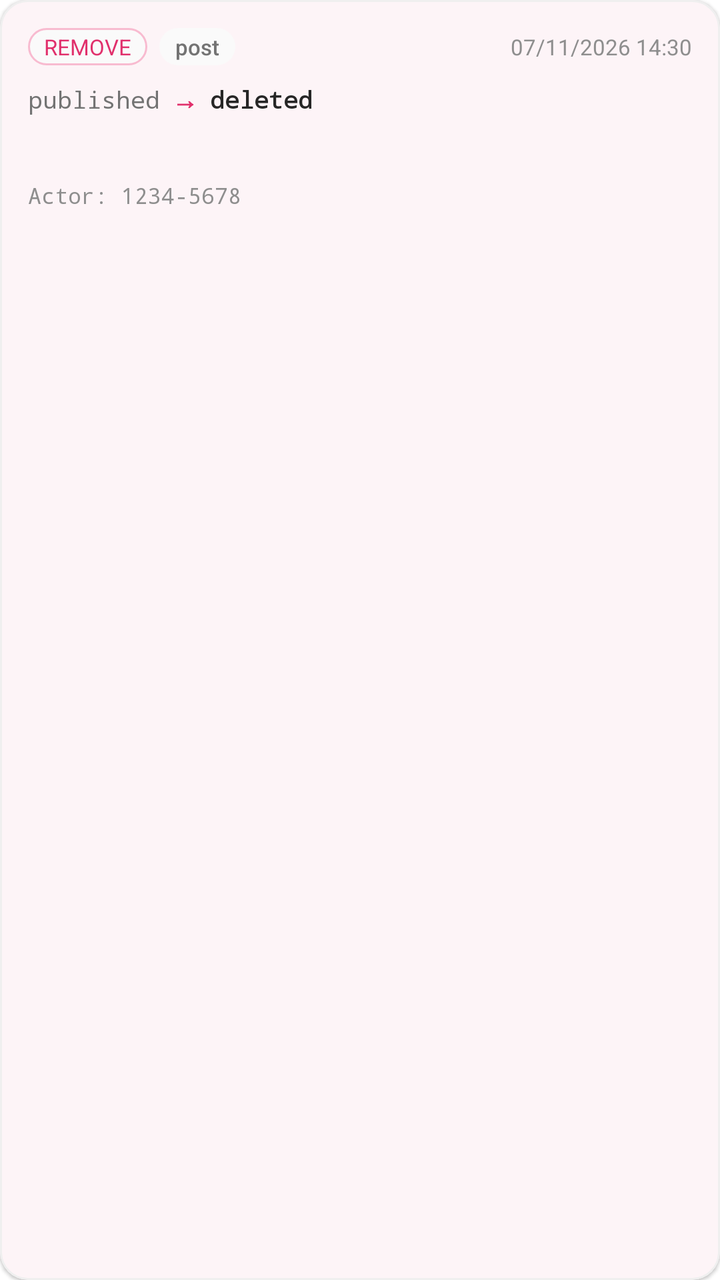
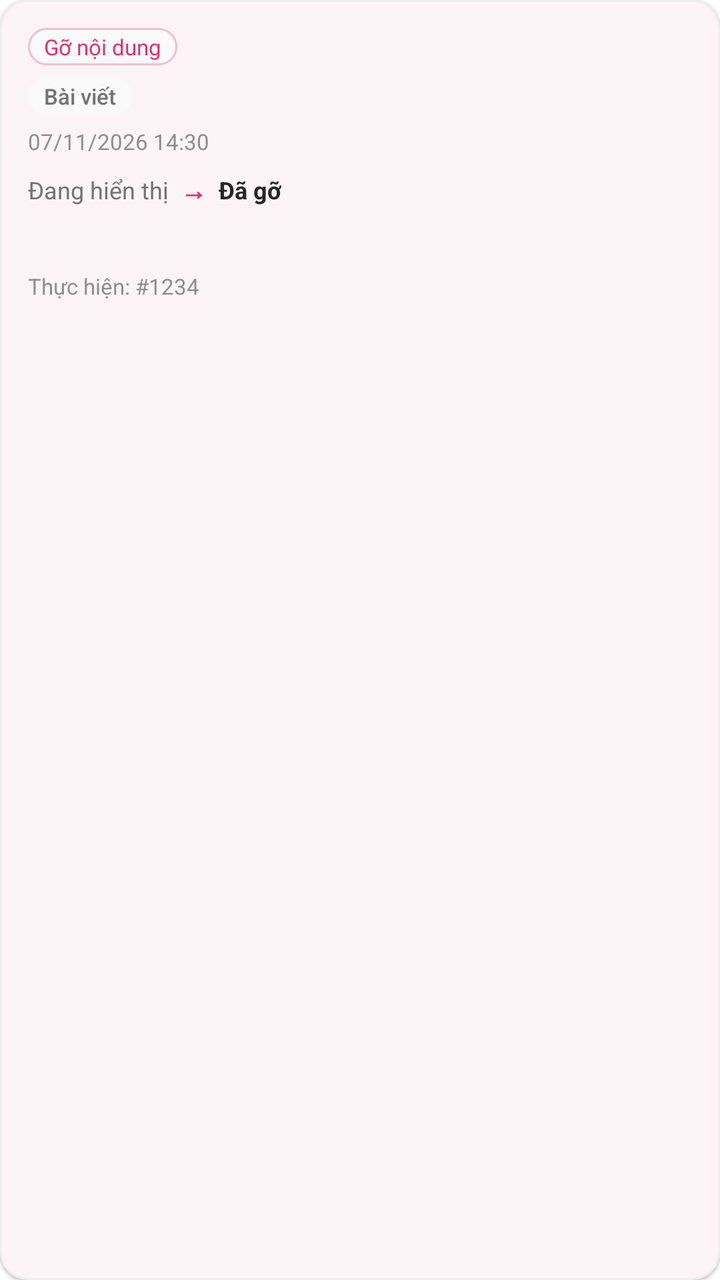

Compare the two renders of this Android layout. The source of the first and the diff that turns it into the second are given below.
<!-- AndroidManifest.xml: application theme Theme.MeetoMXH -->
<!-- res/layout/item_admin_audit.xml -->
<?xml version="1.0" encoding="utf-8"?>
<com.google.android.material.card.MaterialCardView xmlns:android="http://schemas.android.com/apk/res/android"
    xmlns:app="http://schemas.android.com/apk/res-auto"
    style="@style/Widget.Meeto.Card"
    android:layout_width="match_parent"
    android:layout_height="wrap_content"
    android:layout_marginBottom="10dp"
    app:cardCornerRadius="14dp"
    app:strokeColor="@color/divider_color"
    app:strokeWidth="1dp">

    <LinearLayout
        android:layout_width="match_parent"
        android:layout_height="wrap_content"
        android:orientation="vertical"
        android:padding="14dp">

        <LinearLayout
            android:layout_width="match_parent"
            android:layout_height="wrap_content"
            android:gravity="center_vertical"
            android:orientation="horizontal">

            <TextView
                android:id="@+id/tvAuditOperation"
                android:layout_width="wrap_content"
                android:layout_height="wrap_content"
                android:background="@drawable/bg_badge_admin"
                android:fontFamily="sans-serif-bold"
                android:text="REMOVE"
                android:textColor="@color/brand_blue"
                android:textSize="11sp" />

            <TextView
                android:id="@+id/tvAuditSubject"
                android:layout_width="wrap_content"
                android:layout_height="wrap_content"
                android:layout_marginStart="6dp"
                android:background="@drawable/bg_badge_member"
                android:fontFamily="sans-serif-medium"
                android:text="post"
                android:textColor="@color/text_secondary"
                android:textSize="11sp" />

            <View
                android:layout_width="0dp"
                android:layout_height="1dp"
                android:layout_weight="1" />

            <TextView
                android:id="@+id/tvAuditTime"
                android:layout_width="wrap_content"
                android:layout_height="wrap_content"
                android:text="07/11/2026 14:30"
                android:textColor="@color/text_tertiary"
                android:textSize="11sp" />

        </LinearLayout>

        
        <LinearLayout
            android:id="@+id/layoutAuditTransition"
            android:layout_width="match_parent"
            android:layout_height="wrap_content"
            android:layout_marginTop="8dp"
            android:gravity="center_vertical"
            android:orientation="horizontal">

            <TextView
                android:id="@+id/tvAuditOldState"
                android:layout_width="wrap_content"
                android:layout_height="wrap_content"
                android:fontFamily="monospace"
                android:text="published"
                android:textColor="@color/text_secondary"
                android:textSize="12sp" />

            <TextView
                android:layout_width="wrap_content"
                android:layout_height="wrap_content"
                android:layout_marginHorizontal="6dp"
                android:text="→"
                android:textColor="@color/brand_blue"
                android:textSize="13sp"
                android:textStyle="bold" />

            <TextView
                android:id="@+id/tvAuditNewState"
                android:layout_width="wrap_content"
                android:layout_height="wrap_content"
                android:fontFamily="monospace"
                android:text="deleted"
                android:textColor="@color/text_primary"
                android:textSize="12sp"
                android:textStyle="bold" />

        </LinearLayout>

        
        <TextView
            android:id="@+id/tvAuditReason"
            android:layout_width="match_parent"
            android:layout_height="wrap_content"
            android:layout_marginTop="6dp"
            android:ellipsize="end"
            android:fontFamily="sans-serif"
            android:maxLines="2"
            android:textColor="@color/text_primary"
            android:textSize="13sp" />

        
        <LinearLayout
            android:layout_width="match_parent"
            android:layout_height="wrap_content"
            android:layout_marginTop="8dp"
            android:gravity="center_vertical"
            android:orientation="horizontal">

            <TextView
                android:id="@+id/tvAuditActor"
                android:layout_width="0dp"
                android:layout_height="wrap_content"
                android:layout_weight="1"
                android:ellipsize="middle"
                android:fontFamily="monospace"
                android:maxLines="1"
                android:text="Actor: 1234-5678"
                android:textColor="@color/text_tertiary"
                android:textSize="11sp" />

            <TextView
                android:id="@+id/tvAuditReportRef"
                android:layout_width="wrap_content"
                android:layout_height="wrap_content"
                android:fontFamily="monospace"
                android:textColor="@color/text_tertiary"
                android:textSize="11sp" />

        </LinearLayout>

    </LinearLayout>

</com.google.android.material.card.MaterialCardView>
<!-- resources referenced by this layout -->
<resources>
  <color name="brand_blue">#E1306C</color>
  <color name="divider_color">#EFEFEF</color>
  <color name="text_primary">#262626</color>
  <color name="text_secondary">#737373</color>
  <color name="text_tertiary">#8E8E8E</color>
  <!-- drawable bg_badge_member (drawable) -->
  <?xml version="1.0" encoding="utf-8"?>
  <shape xmlns:android="http://schemas.android.com/apk/res/android"
      android:shape="rectangle">
      <solid android:color="@color/surface_variant" />
      <corners android:radius="12dp" />
      <padding
          android:left="8dp"
          android:top="2dp"
          android:right="8dp"
          android:bottom="2dp" />
  </shape>
  <style name="Widget.Meeto.Card" parent="Widget.Material3.CardView.Elevated">
          <item name="cardBackgroundColor">@color/surface_bg</item>
          <item name="cardCornerRadius">@dimen/corner_radius_card</item>
          <item name="cardElevation">@dimen/elevation_low</item>
          <item name="strokeWidth">0dp</item>
      </style>
  <style name="Theme.MeetoMXH" parent="Base.Theme.MeetoMXH" />
  <color name="surface_variant">#FAFAFA</color>
  <color name="brand_blue_soft">#F8BBD0</color>
  <color name="surface_bg">#FFFFFF</color>
  <dimen name="corner_radius_card">12dp</dimen>
  <dimen name="elevation_low">1dp</dimen>
  <color name="white">#FFFFFFFF</color>
  <color name="primary_container">#FCE4EC</color>
  <color name="on_primary_container">#880E4F</color>
  <color name="ig_purple">#833AB4</color>
  <color name="app_bg">#FFFFFF</color>
  <color name="text_hint">#C7C7C7</color>
  <color name="outline_color">#DBDBDB</color>
  <color name="status_error">#ED4956</color>
  <style name="ThemeOverlay.Meeto.BottomSheetDialog" parent="ThemeOverlay.Material3.BottomSheetDialog">
          <item name="bottomSheetStyle">@style/Widget.Meeto.BottomSheet</item>
      </style>
  <style name="Widget.Meeto.Button.Dialog" parent="Widget.Material3.Button.TextButton">
          <item name="android:textAllCaps">false</item>
          <item name="android:textColor">@color/brand_blue</item>
      </style>
  <!-- drawable bg_dialog_window (drawable) -->
  <?xml version="1.0" encoding="utf-8"?>
  <shape xmlns:android="http://schemas.android.com/apk/res/android" android:shape="rectangle">
      <solid android:color="@color/surface_bg" />
      <corners android:radius="@dimen/corner_radius_dialog" />
      <stroke android:width="1dp" android:color="@color/outline_color" />
  </shape>
  <style name="ShapeAppearance.Meeto.Dialog" parent="ShapeAppearance.Material3.Corner.Large">
          <item name="cornerSize">@dimen/corner_radius_dialog</item>
      </style>
  <style name="Widget.Meeto.BottomSheet" parent="Widget.Material3.BottomSheet">
          <item name="backgroundTint">@color/surface_bg</item>
          <item name="shapeAppearance">@style/ShapeAppearance.Meeto.LargeComponent</item>
      </style>
  <dimen name="corner_radius_medium">10dp</dimen>
  <dimen name="button_height_standard">48dp</dimen>
  <!-- drawable bg_button_neutral (drawable) -->
  <?xml version="1.0" encoding="utf-8"?>
  <ripple xmlns:android="http://schemas.android.com/apk/res/android" android:color="@color/icon_button_bg_pressed">
      <item>
          <shape android:shape="rectangle">
              <solid android:color="@color/surface_variant" />
              <corners android:radius="@dimen/corner_radius_medium" />
          </shape>
      </item>
  </ripple>
  <dimen name="corner_radius_dialog">22dp</dimen>
  <style name="ShapeAppearance.Meeto.LargeComponent" parent="ShapeAppearance.Material3.LargeComponent">
          <item name="cornerSizeTopLeft">16dp</item>
          <item name="cornerSizeTopRight">16dp</item>
          <item name="cornerSizeBottomLeft">0dp</item>
          <item name="cornerSizeBottomRight">0dp</item>
      </style>
  <color name="icon_button_bg_pressed">#EFEFEF</color>
  <!-- unchanged entries left out for length: 5 -->
</resources>

<!-- the commit's change to res/layout/item_admin_audit.xml (unified diff, before → after) -->
@@ -18,8 +18,7 @@
         <LinearLayout
             android:layout_width="match_parent"
             android:layout_height="wrap_content"
-            android:gravity="center_vertical"
-            android:orientation="horizontal">
+            android:orientation="vertical">
 
             <TextView
                 android:id="@+id/tvAuditOperation"
@@ -27,7 +26,7 @@
                 android:layout_height="wrap_content"
                 android:background="@drawable/bg_badge_admin"
                 android:fontFamily="sans-serif-bold"
-                android:text="REMOVE"
+                android:text="Gỡ nội dung"
                 android:textColor="@color/brand_blue"
                 android:textSize="11sp" />
 
@@ -35,22 +34,18 @@
                 android:id="@+id/tvAuditSubject"
                 android:layout_width="wrap_content"
                 android:layout_height="wrap_content"
-                android:layout_marginStart="6dp"
+                android:layout_marginTop="6dp"
                 android:background="@drawable/bg_badge_member"
                 android:fontFamily="sans-serif-medium"
-                android:text="post"
+                android:text="Bài viết"
                 android:textColor="@color/text_secondary"
                 android:textSize="11sp" />
-
-            <View
-                android:layout_width="0dp"
-                android:layout_height="1dp"
-                android:layout_weight="1" />
 
             <TextView
                 android:id="@+id/tvAuditTime"
                 android:layout_width="wrap_content"
                 android:layout_height="wrap_content"
+                android:layout_marginTop="6dp"
                 android:text="07/11/2026 14:30"
                 android:textColor="@color/text_tertiary"
                 android:textSize="11sp" />
@@ -70,8 +65,8 @@
                 android:id="@+id/tvAuditOldState"
                 android:layout_width="wrap_content"
                 android:layout_height="wrap_content"
-                android:fontFamily="monospace"
-                android:text="published"
+                android:fontFamily="sans-serif"
+                android:text="Đang hiển thị"
                 android:textColor="@color/text_secondary"
                 android:textSize="12sp" />
 
@@ -88,8 +83,8 @@
                 android:id="@+id/tvAuditNewState"
                 android:layout_width="wrap_content"
                 android:layout_height="wrap_content"
-                android:fontFamily="monospace"
-                android:text="deleted"
+                android:fontFamily="sans-serif"
+                android:text="Đã gỡ"
                 android:textColor="@color/text_primary"
                 android:textSize="12sp"
                 android:textStyle="bold" />
@@ -122,9 +117,9 @@
                 android:layout_height="wrap_content"
                 android:layout_weight="1"
                 android:ellipsize="middle"
-                android:fontFamily="monospace"
+                android:fontFamily="sans-serif"
                 android:maxLines="1"
-                android:text="Actor: 1234-5678"
+                android:text="Thực hiện: #1234"
                 android:textColor="@color/text_tertiary"
                 android:textSize="11sp" />
 
